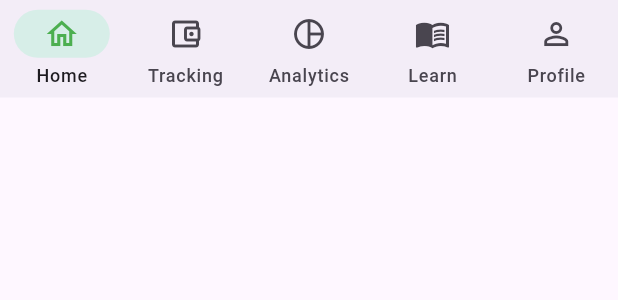
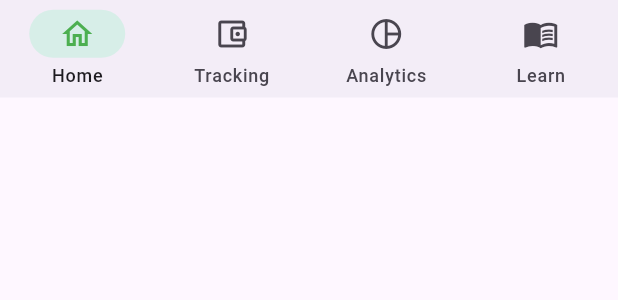
Before and after one commit to adamrujhan/DuitWise-CAT304, a Flutter app: the BottomNavBar widget shown alone on an empty page, opened directly, on a phone screen of 412 x 824 dp. Shown: the top 300 px of the screen. Run offline on Flutter 3.47's test engine with Material 3 defaults, Android fonts, the phone set to English and light mode, and no system bars; our stand-ins replace firebase_auth, firebase_core, firebase_database, fl_chart, flutter_riverpod, go_router and 1 more; accounts and stored records are empty.

Commit message:
bottom nav bar does not show the profile tab instead now profile should be accessed by clicking on the profile picture on the top right

```diff
--- a/duitwise_app/lib/modules/platform_management/view/layout/bottom_nav_bar.dart
+++ b/duitwise_app/lib/modules/platform_management/view/layout/bottom_nav_bar.dart
@@ -18,8 +18,6 @@ class BottomNavBar extends StatelessWidget {
       currentIndex = 2;
     } else if (location.startsWith('/learn')) {
       currentIndex = 3;
-    } else if (location.startsWith('/profile')) {
-      currentIndex = 4;
     }
 
     return NavigationBar(
@@ -40,9 +38,7 @@ class BottomNavBar extends StatelessWidget {
           case 3:
             context.go('/learn');
             break;
-          case 4:
-            context.go('/profile');
-            break;
+
         }
       },
       destinations: const [
@@ -72,11 +68,6 @@ class BottomNavBar extends StatelessWidget {
           selectedIcon: Icon(Icons.menu_book_outlined, color: Colors.green),
           label: 'Learn',
         ),
-        NavigationDestination(
-          icon: Icon(Icons.person_outline),
-          selectedIcon: Icon(Icons.person_outline, color: Colors.green),
-          label: 'Profile',
-        ),
       ],
     );
   }
```
